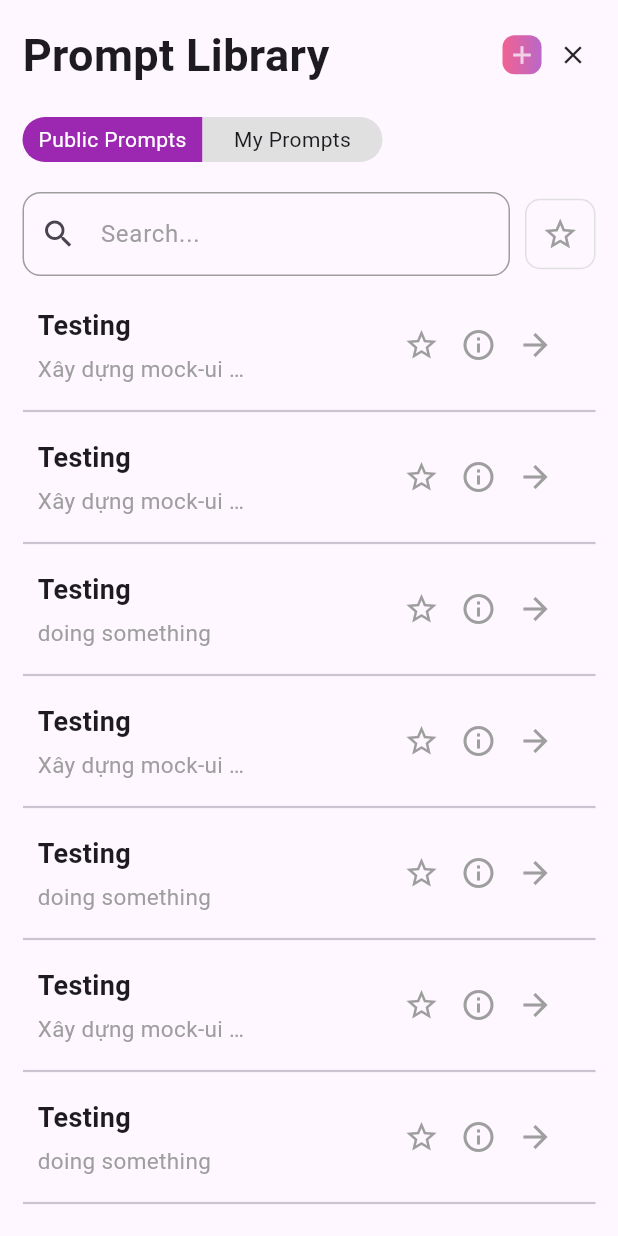
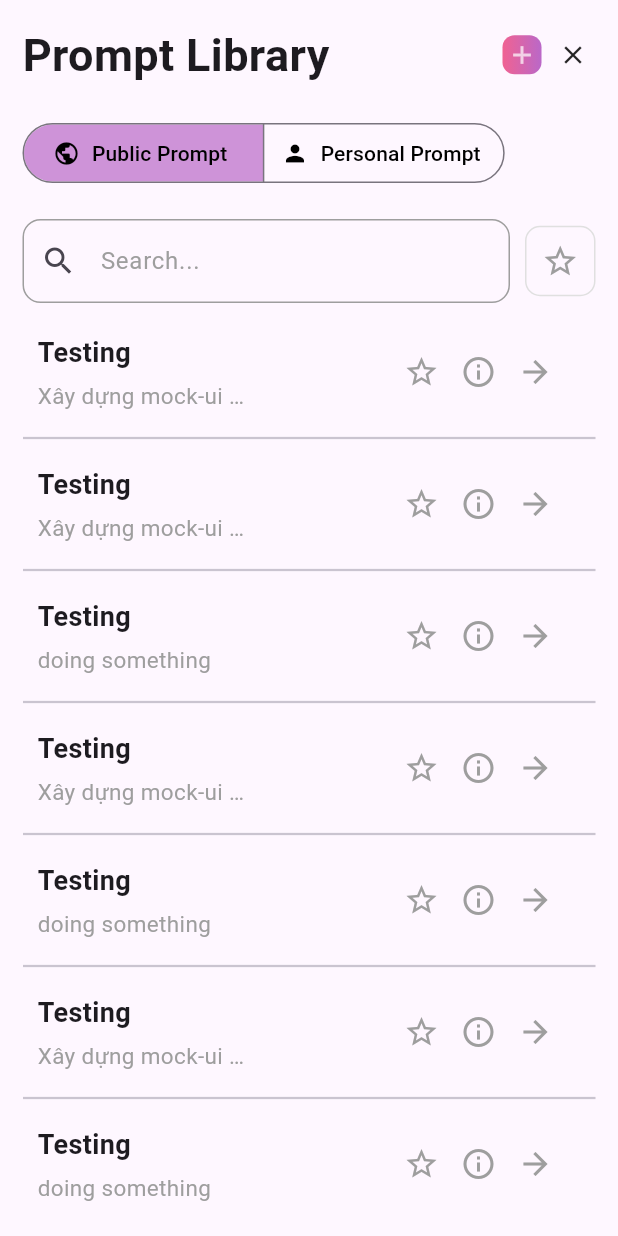
Before and after one commit to WokCao/AdvancedMobile-AIChat, a Flutter app: the PromptSampleScreen screen opened directly, on a phone screen of 412 x 824 dp. Run offline on Flutter 3.47's test engine with Material 3 defaults, Android fonts, the phone set to English and light mode, and no system bars.

Commit message:
Create: segmented button; Update: use available widget instead of custom (prompt)

```diff
--- a/lib/main.dart
+++ b/lib/main.dart
@@ -20,11 +20,13 @@ class MyApp extends StatelessWidget {
         primarySwatch: Colors.blue,
         useMaterial3: true,
       ),
-      initialRoute: '/',
+      initialRoute: '/prompts',
       routes: {
         '/': (context) => const LoginScreen(),
         '/register': (context) => const RegisterScreen(),
         '/home': (context) => const HomeScreen(),
+        '/history': (context) => const ChatHistoryScreen(),
+        '/prompts': (context) => const PromptSampleScreen()
       },
     );
   }
--- a/lib/screens/prompt_sample_screen.dart
+++ b/lib/screens/prompt_sample_screen.dart
@@ -1,4 +1,5 @@
 import 'package:ai_chat/widgets/prompt_item.dart';
+import 'package:ai_chat/widgets/segmented_button.dart';
 import 'package:flutter/material.dart';
 
 class PromptSampleScreen extends StatelessWidget {
@@ -20,7 +21,10 @@ class PromptSampleScreen extends StatelessWidget {
                 children: [
                   Text(
                     "Prompt Library",
-                    style: TextStyle(fontSize: 30.0, fontWeight: FontWeight.bold),
+                    style: TextStyle(
+                      fontSize: 30.0,
+                      fontWeight: FontWeight.bold,
+                    ),
                   ),
                   Row(
                     children: [
@@ -33,11 +37,14 @@ class PromptSampleScreen extends StatelessWidget {
                             padding: EdgeInsets.all(3.0),
                             decoration: BoxDecoration(
                               gradient: LinearGradient(
-                                    colors: [Colors.pink.shade300, Colors.purple.shade300],
+                                colors: [
+                                  Colors.pink.shade300,
+                                  Colors.purple.shade300,
+                                ],
                                 begin: Alignment.centerLeft,
-                                    end: Alignment.centerRight
+                                end: Alignment.centerRight,
                               ),
-                                borderRadius: BorderRadius.circular(8.0)
+                              borderRadius: BorderRadius.circular(8.0),
                             ),
                             child: Icon(
                               Icons.add,
@@ -45,9 +52,9 @@ class PromptSampleScreen extends StatelessWidget {
                               size: 20,
                             ),
                           ),
-                        )
                         ),
-                      SizedBox(width: 6,),
+                      ),
+                      SizedBox(width: 6),
                       Tooltip(
                         message: "Close",
                         child: InkWell(
@@ -57,50 +64,17 @@ class PromptSampleScreen extends StatelessWidget {
                             width: 30,
                             height: 30,
                             alignment: Alignment.center,
-                            child: Icon(
-                              Icons.close,
-                              size: 20,
-                            ),
+                            child: Icon(Icons.close, size: 20),
                           ),
                         ),
                       ),
                     ],
-                  )
+                  ),
                 ],
               ),
-              SizedBox(height: 20,),
-              Row(
-                mainAxisSize: MainAxisSize.min,
-                children: [
-                  MouseRegion(
-                    cursor: SystemMouseCursors.click,
-                    child: Container(
-                      width: 120,
-                      alignment: Alignment.center,
-                      padding: EdgeInsets.symmetric(vertical: 5, horizontal: 10),
-                      decoration: BoxDecoration(
-                          borderRadius: BorderRadius.only(topLeft: Radius.circular(15), bottomLeft: Radius.circular(15)),
-                          color: Colors.purple.shade500
-                      ),
-                      child: Text("Public Prompts", style: TextStyle(color: Colors.white),),
-                    ),
-                  ),
-                  MouseRegion(
-                    cursor: SystemMouseCursors.click,
-                    child: Container(
-                      width: 120,
-                      alignment: Alignment.center,
-                      padding: EdgeInsets.symmetric(vertical: 5, horizontal: 10),
-                      decoration: BoxDecoration(
-                          borderRadius: BorderRadius.only(topRight: Radius.circular(15), bottomRight: Radius.circular(15)),
-                          color: Colors.grey.shade300
-                      ),
-                      child: Text("My Prompts"),
-                    ),
-                  )
-                ],
-              ),
-              SizedBox(height: 20,),
+              SizedBox(height: 20),
+              SegmentedButtonWidget(),
+              SizedBox(height: 20),
               Row(
                 children: [
                   Expanded(
@@ -114,16 +88,22 @@ class PromptSampleScreen extends StatelessWidget {
                         ),
                         enabledBorder: OutlineInputBorder(
                           borderRadius: BorderRadius.circular(12),
-                            borderSide: const BorderSide(color: Colors.grey, width: 1.0),
+                          borderSide: const BorderSide(
+                            color: Colors.grey,
+                            width: 1.0,
+                          ),
                         ),
                         focusedBorder: OutlineInputBorder(
                           borderRadius: BorderRadius.circular(12),
-                            borderSide: const BorderSide(color: Colors.purpleAccent, width: 2.0),
+                          borderSide: const BorderSide(
+                            color: Colors.purpleAccent,
+                            width: 2.0,
                           ),
                         ),
-                      )
                       ),
-                  SizedBox(width: 10,),
+                    ),
+                  ),
+                  SizedBox(width: 10),
                   MouseRegion(
                     cursor: SystemMouseCursors.click,
                     child: Container(
@@ -132,8 +112,8 @@ class PromptSampleScreen extends StatelessWidget {
                         borderRadius: BorderRadius.circular(10),
                         border: Border.all(
                           color: Colors.grey.shade300,
-                              width: 1
-                          )
+                          width: 1,
+                        ),
                       ),
                       child: Icon(
                         Icons.star_border,
@@ -144,23 +124,48 @@ class PromptSampleScreen extends StatelessWidget {
                   ),
                 ],
               ),
-              SizedBox(height: 10,),
+              SizedBox(height: 10),
               Expanded(
                 child: ListView(
                   children: [
-                    PromptItem(title: "Testing", description: "Xây dựng mock-ui cho toàn bộ các màn hình trong đô án cuối kì, phần mock-ui bao gồm giao diện của tất cả các màn hình trong để tài + navigation/routing. Nhóm sinh viên tạo branch mock-ui và code trên branch này.",),
-                    PromptItem(title: "Testing", description: "Xây dựng mock-ui cho toàn bộ các màn hình trong đô án cuối kì, phần mock-ui bao gồm giao diện",),
-                    PromptItem(title: "Testing", description: "doing something",),
-                    PromptItem(title: "Testing", description: "Xây dựng mock-ui cho toàn bộ các màn hình trong đô án cuối kì, phần mock-ui bao gồm giao diện",),
-                    PromptItem(title: "Testing", description: "doing something",),
-                    PromptItem(title: "Testing", description: "Xây dựng mock-ui cho toàn bộ các màn hình trong đô án cuối kì, phần mock-ui bao gồm giao diện",),
-                    PromptItem(title: "Testing", description: "doing something",)
+                    PromptItem(
+                      title: "Testing",
+                      description:
+                          "Xây dựng mock-ui cho toàn bộ các màn hình trong đô án cuối kì, phần mock-ui bao gồm giao diện của tất cả các màn hình trong để tài + navigation/routing. Nhóm sinh viên tạo branch mock-ui và code trên branch này.",
+                    ),
+                    PromptItem(
+                      title: "Testing",
+                      description:
+                          "Xây dựng mock-ui cho toàn bộ các màn hình trong đô án cuối kì, phần mock-ui bao gồm giao diện",
+                    ),
+                    PromptItem(
+                      title: "Testing",
+                      description: "doing something",
+                    ),
+                    PromptItem(
+                      title: "Testing",
+                      description:
+                          "Xây dựng mock-ui cho toàn bộ các màn hình trong đô án cuối kì, phần mock-ui bao gồm giao diện",
+                    ),
+                    PromptItem(
+                      title: "Testing",
+                      description: "doing something",
+                    ),
+                    PromptItem(
+                      title: "Testing",
+                      description:
+                          "Xây dựng mock-ui cho toàn bộ các màn hình trong đô án cuối kì, phần mock-ui bao gồm giao diện",
+                    ),
+                    PromptItem(
+                      title: "Testing",
+                      description: "doing something",
+                    ),
                   ],
                 ),
-              )
+              ),
             ],
           ),
-        )
+        ),
       ),
     );
   }
--- a/lib/widgets/chat_item.dart
+++ b/lib/widgets/chat_item.dart
@@ -88,7 +88,7 @@ class _ChatItemState extends State<ChatItem> {
                         onExit: (_) => setState(() => isDeleteHovered = false),
                         child: Icon(
                           Icons.delete_forever,
-                          color: isDeleteHovered ? Colors.red : Colors.red[200],
+                          color: isDeleteHovered ? Colors.red : Colors.grey,
                           size: 25,
                         ),
                       ),
--- /dev/null
+++ b/lib/widgets/segmented_button.dart
@@ -0,0 +1,54 @@
+import 'package:flutter/material.dart';
+
+enum Prompt { public, personal }
+
+class SegmentedButtonWidget extends StatefulWidget {
+  const SegmentedButtonWidget({super.key});
+
+  @override
+  State<SegmentedButtonWidget> createState() => _SegmentedButtonWidget();
+}
+
+class _SegmentedButtonWidget extends State<SegmentedButtonWidget> {
+  Prompt prompt = Prompt.public;
+
+  @override
+  Widget build(BuildContext context) {
+    return SegmentedButton<Prompt>(
+      showSelectedIcon: false,
+      style: ButtonStyle(
+        backgroundColor: MaterialStateProperty.resolveWith<Color?>(
+              (Set<MaterialState> states) {
+            if (states.contains(MaterialState.selected)){
+              return Colors.purple.shade200;
+            }
+            return null;
+          },
+        ),
+        foregroundColor: MaterialStateProperty.resolveWith<Color?>(
+              (Set<MaterialState> states) {
+            return Colors.black;
+          },
+        ),
+      ),
+      segments: const <ButtonSegment<Prompt>>[
+        ButtonSegment<Prompt>(
+          value: Prompt.public,
+          label: Text('Public Prompt'),
+          icon: Icon(Icons.public),
+        ),
+        ButtonSegment<Prompt>(
+          value: Prompt.personal,
+          label: Text('Personal Prompt'),
+          icon: Icon(Icons.person),
+        ),
+      ],
+      selected: <Prompt>{prompt},
+      onSelectionChanged: (Set<Prompt> newSelection) {
+        setState(() {
+          prompt = newSelection.first;
+        });
+      },
+    );
+  }
+}
```
Lines whose indentation alone changed are shown as unchanged.
